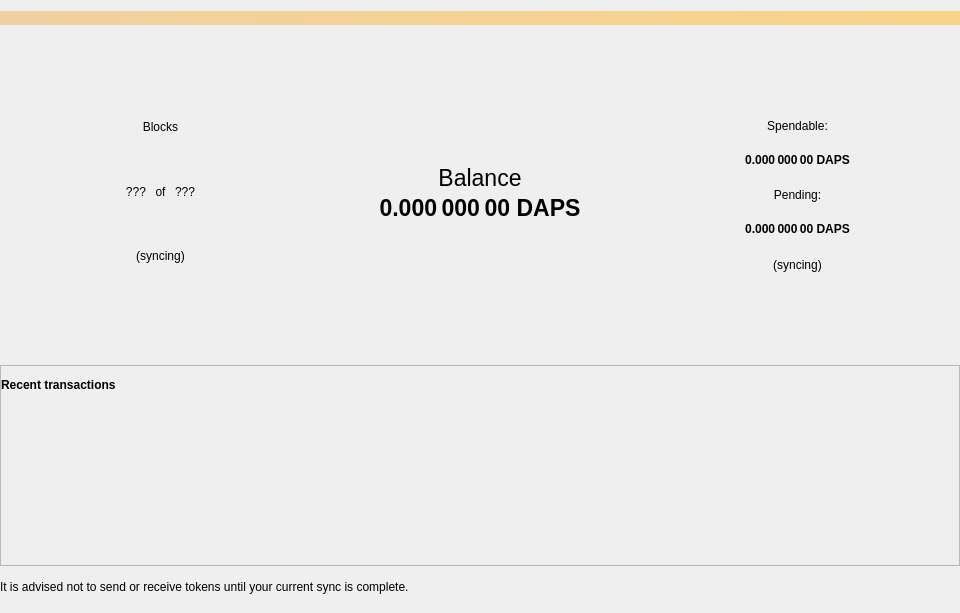
This is src/qt/forms/overviewpage.ui in pedrorv0106/DAPS as Qt 5 draws it before an edit. The edited form follows.
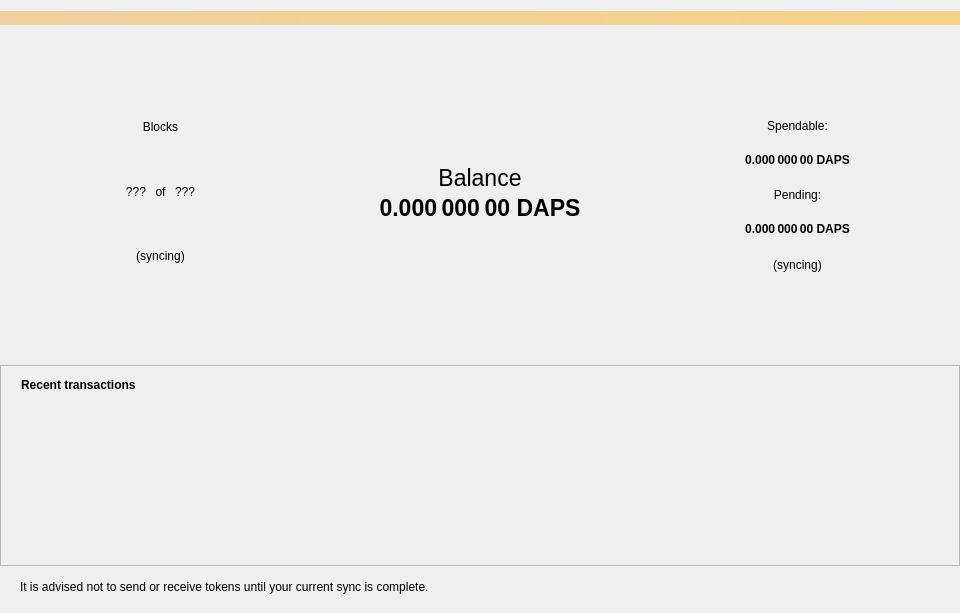
This is the edited form. Icons and pictures are not drawn.

```diff
--- a/src/qt/forms/overviewpage.ui
+++ b/src/qt/forms/overviewpage.ui
@@ -482,6 +482,9 @@
           </property>
           <item>
            <layout class="QHBoxLayout" name="horizontalLayout_2">
+            <property name="leftMargin">
+             <number>20</number>
+            </property>
             <item>
              <widget class="QLabel" name="label_4">
               <property name="font">
@@ -542,6 +545,9 @@
    </item>
    <item>
     <layout class="QHBoxLayout" name="horizontalLayout_3">
+     <property name="leftMargin">
+      <number>20</number>
+     </property>
      <property name="topMargin">
       <number>0</number>
      </property>
```
Left out of the diff: 2 changed lines with no effect on the pictures.
